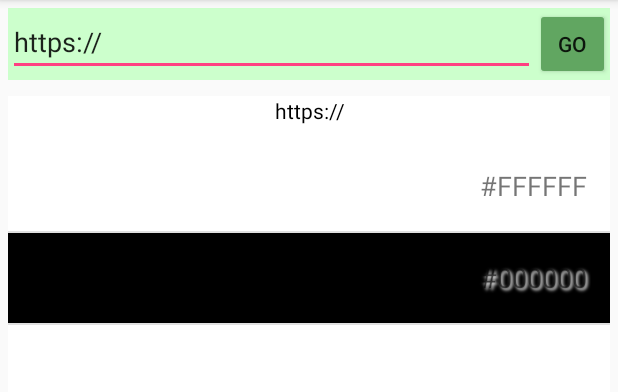
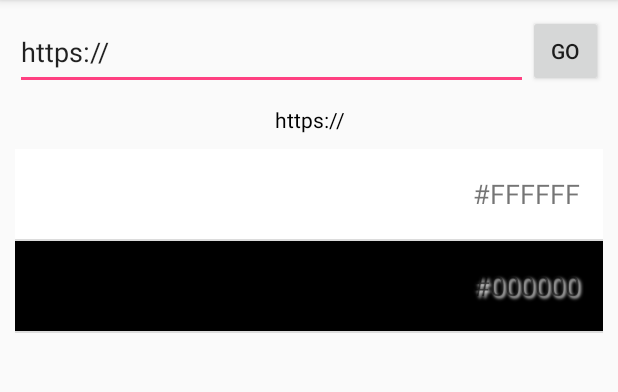
Before and after one commit to KevinMulkearn/SiteColorGrabber, an Android app: the screen it shows after launch (MainActivity), after a tap on "GO", on a phone screen of 412 x 824 dp, the part 84-476 px from its top. Run offline under Robolectric (Android 15) with nearby library versions, the phone set to English and light mode, and no system bars.

Commit message:
V2. No fragments. Threads and handlers added.

```diff
--- a/app/src/main/java/com/mulkearn/kevin/sitecolorgrabber/ColorListFragment.java
+++ /dev/null
@@ -1,27 +0,0 @@
-package com.mulkearn.kevin.sitecolorgrabber;
-
-import android.os.Bundle;
-import android.support.annotation.Nullable;
-import android.support.v4.app.Fragment;
-import android.view.LayoutInflater;
-import android.view.View;
-import android.view.ViewGroup;
-import android.widget.TextView;
-
-public class ColorListFragment extends Fragment{
-
-    public static TextView siteTextView;
-
-    @Nullable
-    @Override
-    public View onCreateView(LayoutInflater inflater, @Nullable ViewGroup container, @Nullable Bundle savedInstanceState) {
-        View view = inflater.inflate(R.layout.color_list_fragment, container, false);
-        siteTextView = (TextView) view.findViewById(R.id.topTextView);
-        return view;
-    }
-
-    public void setSiteText(String siteText){
-        siteTextView.setText(siteText);
-    }
-
-}
--- a/app/src/main/java/com/mulkearn/kevin/sitecolorgrabber/MainActivity.java
+++ b/app/src/main/java/com/mulkearn/kevin/sitecolorgrabber/MainActivity.java
@@ -1,13 +1,18 @@
 package com.mulkearn.kevin.sitecolorgrabber;
 
-import android.graphics.Color;
 import android.support.v7.app.AppCompatActivity;
 import android.os.Bundle;
+import android.view.KeyEvent;
+import android.view.View;
 import android.os.StrictMode;
-import android.widget.Toast;
-
+import android.view.inputmethod.InputMethodManager;
+import android.widget.Button;
+import android.widget.EditText;
 import android.widget.ListAdapter;
 import android.widget.ListView;
+import android.widget.TextView;
+import android.widget.Toast;
+import android.content.Context;
 
 import org.apache.http.HttpEntity;
 import org.apache.http.HttpResponse;
@@ -20,43 +25,94 @@ import java.io.InputStream;
 import java.io.InputStreamReader;
 import java.util.ArrayList;
 import java.util.Collections;
-import java.util.Comparator;
 import java.util.HashSet;
 import java.util.Set;
 
+import android.os.Handler;
+import android.os.Message;
 
-public class MainActivity extends AppCompatActivity implements SearchSectionFragment.SearchSectionListener {
+public class MainActivity extends AppCompatActivity {
+
+    EditText addressBar;
+    Button searchButton;
+    ListView colorList;
+    ListAdapter colorAdapter;
+    TextView addressName;
+
+    String[] defaultColor  = {"#FFFFFF","#000000"};
+    String[] colorArray; //Default Colours
+    String siteAddress;
+    String message;
+
+    Handler handler = new Handler(){
+        @Override
+        public void handleMessage(Message msg) {
+            addressName.setText(siteAddress);
+            colorAdapter = new CustomAdapter(MainActivity.this, colorArray); //use my custom adapter
+            colorList.setAdapter(colorAdapter);
+            Toast.makeText(MainActivity.this, message, Toast.LENGTH_SHORT).show();
+        }
+    };
 
     @Override
     protected void onCreate(Bundle savedInstanceState) {
         super.onCreate(savedInstanceState);
         setContentView(R.layout.activity_main);
+
+        addressBar = (EditText) findViewById(R.id.addressBar);
+        searchButton = (Button) findViewById(R.id.searchButton);
+        colorList = (ListView) findViewById(R.id.listView);
+        addressName = (TextView) findViewById(R.id.addressName);
+
+        //On Keyboard Enter Click
+        addressBar.setOnKeyListener(
+                new View.OnKeyListener() {
+                    @Override
+                    public boolean onKey(View v, int keyCode, KeyEvent event) {
+                        if (event.getAction() == KeyEvent.ACTION_DOWN) {
+                            switch (keyCode) {
+                                case KeyEvent.KEYCODE_DPAD_CENTER:
+                                case KeyEvent.KEYCODE_ENTER:
+                                    onSearch(v);
+                                    InputMethodManager imm = (InputMethodManager) v.getContext().getSystemService(Context.INPUT_METHOD_SERVICE);
+                                    imm.hideSoftInputFromWindow(v.getWindowToken(), 0);
+                                    return true;
+                                default:
+                                    break;
+                            }
+                        }
+                        return false;
+                    }
+                }
+        );
     }
 
-    //called by search bar fragment when button click
+    public void onSearch(View view){
+
+        Runnable r = new Runnable() {
             @Override
-    public void createMeme(String siteAddress) {
+            public void run() {
 
-        final ListView colorListView = (ListView) findViewById(R.id.colorListView); //ListView reference
-        String[] defaultColor = {"#FFFFFF","#000000"};
-        String[] colorArray; //Default Colours
+                siteAddress = addressBar.getText().toString();
 
-        ColorListFragment colorListFragment = (ColorListFragment) getSupportFragmentManager().findFragmentById(R.id.fragment2);
-        colorListFragment.setSiteText(siteAddress);
-
-        String message;
-        if (pingUrl(siteAddress) == true){
+                if (pingUrl(siteAddress)){
                     String colors = getWebsite(siteAddress);
                     colorArray = colors.split(", ");
-            message = "Searching";
+                    message = "Found";
                 } else {
                     colorArray = defaultColor;
                     message = "Invalid URL";
                 }
+                handler.sendEmptyMessage(0);
+            }
+        };
 
-        Toast.makeText(MainActivity.this, message, Toast.LENGTH_SHORT).show();
-        ListAdapter colorAdapter = new CustomAdapter(this, colorArray); //Use adapter I created
-        colorListView.setAdapter(colorAdapter);
+        InputMethodManager imm = (InputMethodManager) view.getContext().getSystemService(Context.INPUT_METHOD_SERVICE);
+        imm.hideSoftInputFromWindow(view.getWindowToken(), 0);
+        Toast.makeText(MainActivity.this, "Please wait...", Toast.LENGTH_SHORT).show();
+
+        Thread myThread = new Thread(r);
+        myThread.start();
     }
 
 
@@ -109,41 +165,13 @@ public class MainActivity extends AppCompatActivity implements SearchSectionFrag
         allColors.clear(); //clear array
         allColors.addAll(hs); //add all elements of hash set back to array
 
-        //Collections.sort(allColors); //sort array
-
-        Collections.sort(allColors, new Comparator<String>() {
-            @Override
-            public int compare(String c1, String c2) {
-                int intColl = Color.parseColor(c1);
-                int intCol2 = Color.parseColor(c2);
-                if (Color.red(intColl) < Color.red(intCol2)) {
-                    return -1;
-                }
-                if (Color.red(intColl) > Color.red(intCol2)) {
-                    return 1;
-                }
-                if (Color.green(intColl) < Color.green(intCol2)) {
-                    return -1;
-                }
-                if (Color.green(intColl) > Color.green(intCol2)) {
-                    return 1;
-                }
-                if (Color.blue(intColl) < Color.blue(intCol2)) {
-                    return -1;
-                }
-                if (Color.blue(intColl) > Color.blue(intCol2)) {
-                    return 1;
-                }
-                return 0;
-            }
-        });
+        Collections.sort(allColors); //sort array
 
         sorted = allColors.toString();
         sorted = sorted.substring(1,sorted.length()-1);
 
         return sorted;
     }
-
 
     public static boolean pingUrl(String testUrl) {
         try{
@@ -159,5 +187,4 @@ public class MainActivity extends AppCompatActivity implements SearchSectionFrag
             return false;
         }
     }
-
 }
--- a/app/src/main/java/com/mulkearn/kevin/sitecolorgrabber/SearchSectionFragment.java
+++ /dev/null
@@ -1,80 +0,0 @@
-package com.mulkearn.kevin.sitecolorgrabber;
-
-import android.content.Context;
-import android.os.Bundle;
-import android.support.annotation.Nullable;
-import android.support.v4.app.Fragment;
-import android.view.KeyEvent;
-import android.view.LayoutInflater;
-import android.view.View;
-import android.view.ViewGroup;
-import android.app.Activity;
-import android.view.inputmethod.InputMethodManager;
-import android.widget.Button;
-import android.widget.EditText;
-
-public class SearchSectionFragment extends Fragment{
-    private static EditText searchBarInput;
-    SearchSectionListener activityCommander;
-
-    public interface SearchSectionListener{
-        public void createMeme(String siteAddress);
-    }
-
-    @Override
-    public void onAttach(Activity activity) {
-        super.onAttach(activity);
-        try{
-            activityCommander = (SearchSectionListener) activity;
-        } catch (ClassCastException e) {
-            throw new ClassCastException(activity.toString());
-        }
-    }
-
-    @Nullable
-    @Override
-    public View onCreateView(LayoutInflater inflater, @Nullable ViewGroup container, @Nullable Bundle savedInstanceState) {
-        View view = inflater.inflate(R.layout.search_bar_fragment, container, false);
-        searchBarInput = (EditText) view.findViewById(R.id.searchBarInput);
-        final Button button = (Button) view.findViewById(R.id.searchButton);
-
-        //On Keyboard Enter Click
-        searchBarInput.setOnKeyListener(
-                new View.OnKeyListener() {
-                    @Override
-                    public boolean onKey(View v, int keyCode, KeyEvent event) {
-                        if (event.getAction() == KeyEvent.ACTION_DOWN) {
-                            switch (keyCode) {
-                                case KeyEvent.KEYCODE_DPAD_CENTER:
-                                case KeyEvent.KEYCODE_ENTER:
-                                buttonClicked(v);
-                                InputMethodManager imm = (InputMethodManager) v.getContext().getSystemService(Context.INPUT_METHOD_SERVICE);
-                                imm.hideSoftInputFromWindow(v.getWindowToken(), 0);
-                                return true;
-                            default:
-                                break;
-                            }
-                        }
-                    return false;
-                    }
-                }
-        );
-
-        //On button Click
-        button.setOnClickListener(
-                new View.OnClickListener() {
-                    @Override
-                    public void onClick(View v) {
-                        buttonClicked(v);
-                        InputMethodManager imm = (InputMethodManager) v.getContext().getSystemService(Context.INPUT_METHOD_SERVICE);
-                        imm.hideSoftInputFromWindow(v.getWindowToken(), 0);
-                    }
-                }
-        );
-        return view;
-    }
-
-    public void buttonClicked(View view){
-        activityCommander.createMeme(searchBarInput.getText().toString());
-    }
-}
--- a/app/src/main/res/layout/activity_main.xml
+++ b/app/src/main/res/layout/activity_main.xml
@@ -6,26 +6,51 @@
     android:layout_height="match_parent"
     tools:context="com.mulkearn.kevin.sitecolorgrabber.MainActivity">
 
-    <fragment
-        android:id="@+id/fragment"
-        android:name="com.mulkearn.kevin.sitecolorgrabber.SearchSectionFragment"
-        android:layout_width="wrap_content"
+    <EditText
+        android:id="@+id/addressBar"
+        android:layout_width="match_parent"
+        android:layout_height="50dp"
+        android:layout_alignParentLeft="true"
+        android:layout_marginLeft="10dp"
+        android:layout_marginTop="10dp"
+        android:layout_toLeftOf="@+id/searchButton"
+        android:ems="10"
+        android:inputType="text|textWebEmailAddress"
+        android:text="@string/https"
+         />
+
+    <Button
+        android:id="@+id/searchButton"
+        android:layout_width="50dp"
         android:layout_height="wrap_content"
-        android:layout_centerHorizontal="true"
-        android:layout_margin="5dp"
+        android:layout_alignParentRight="true"
+        android:layout_alignParentTop="true"
+        android:layout_marginRight="10dp"
+        android:layout_marginTop="10dp"
+        android:text="@string/go_button"
+        android:onClick="onSearch"
+         />
 
-        tools:layout="@layout/search_bar_fragment"
-        />
+    <TextView
+        android:id="@+id/addressName"
+        android:layout_width="match_parent"
+        android:layout_height="wrap_content"
+        android:layout_below="@+id/addressBar"
+        android:layout_marginEnd="10dp"
+        android:layout_marginStart="10dp"
+        android:layout_marginTop="10dp"
+        android:gravity="center_horizontal"
+        android:textColor="#000000" />
 
-    <fragment
-        android:id="@+id/fragment2"
-        android:name="com.mulkearn.kevin.sitecolorgrabber.ColorListFragment"
+    <ListView
+        android:id="@+id/listView"
         android:layout_width="match_parent"
         android:layout_height="match_parent"
+        android:layout_alignParentBottom="true"
         android:layout_centerHorizontal="true"
-        android:layout_margin="5dp"
-        android:layout_below="@+id/fragment"
-        tools:layout="@layout/color_list_fragment"
-        />
+        android:layout_below="@id/addressName"
+        android:layout_marginTop="10dp"
+        android:layout_marginStart="10dp"
+        android:layout_marginEnd="10dp" />
 
 </RelativeLayout>
--- a/app/src/main/res/layout/color_list_fragment.xml
+++ /dev/null
@@ -1,25 +0,0 @@
-<?xml version="1.0" encoding="utf-8"?>
-<RelativeLayout xmlns:android="http://schemas.android.com/apk/res/android"
-    android:layout_width="match_parent"
-    android:layout_height="match_parent"
-    android:background="@android:color/white">
-
-    <TextView
-        android:id="@+id/topTextView"
-        android:layout_width="match_parent"
-        android:layout_height="wrap_content"
-        android:layout_alignParentTop="true"
-        android:layout_centerHorizontal="true"
-        android:gravity="center_horizontal"
-        android:text="@string/topText"
-        android:textColor="#000" />
-
-    <ListView
-        android:id="@+id/colorListView"
-        android:layout_width="match_parent"
-        android:layout_height="match_parent"
-        android:layout_marginTop="30dp"
-        android:background="@android:color/white">
-    </ListView>
-
-</RelativeLayout>
--- a/app/src/main/res/layout/search_bar_fragment.xml
+++ /dev/null
@@ -1,29 +0,0 @@
-<?xml version="1.0" encoding="utf-8"?>
-<RelativeLayout xmlns:android="http://schemas.android.com/apk/res/android"
-    android:layout_width="match_parent"
-    android:layout_height="match_parent"
-    android:background="#CCFFCC">
-
-    <EditText
-        android:id="@+id/searchBarInput"
-        android:layout_width="wrap_content"
-        android:layout_height="wrap_content"
-        android:layout_alignParentLeft="true"
-        android:layout_alignParentStart="true"
-        android:layout_toLeftOf="@+id/searchButton"
-        android:layout_toStartOf="@+id/searchButton"
-        android:ems="10"
-        android:inputType="text|textWebEmailAddress"
-        android:text="@string/httpsString" />
-
-    <Button
-        android:id="@+id/searchButton"
-        android:layout_width="50dp"
-        android:layout_height="wrap_content"
-        android:layout_alignParentEnd="true"
-        android:layout_alignParentRight="true"
-        android:layout_alignParentTop="true"
-        android:backgroundTint="#61A661"
-        android:text="@string/buttonText" />
-
-</RelativeLayout>
--- a/app/src/main/res/values/strings.xml
+++ b/app/src/main/res/values/strings.xml
@@ -1,6 +1,6 @@
 <resources>
     <string name="app_name">Website Color Grabber</string>
-    <string name="buttonText">Go</string>
-    <string name="topText">Please Enter Website</string>
-    <string name="httpsString">https://</string>
+    <string name="go_button">Go</string>
+    <string name="cr_textview">TextView</string>
+    <string name="https">https://</string>
 </resources>
```
Lines whose indentation alone changed are shown as unchanged.
